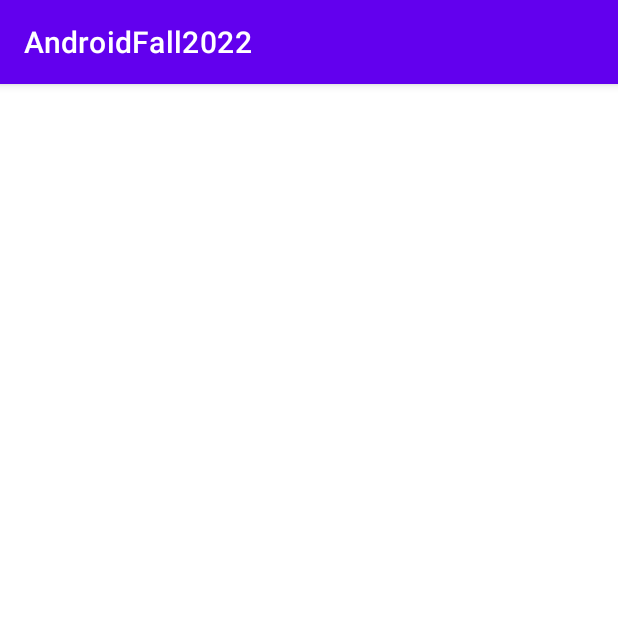
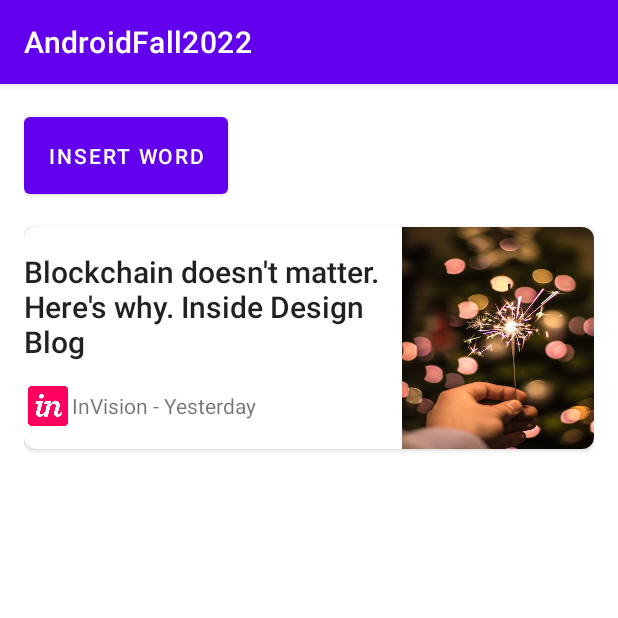
Before and after one commit to AlexandruPaul21/AndroidFall2022-Google, an Android app: the screen it shows after launch (StorageActivity), after a tap on "STORAGE", on a phone screen of 412 x 824 dp, the top half of it. Run offline under Robolectric (Android 15) with nearby library versions, the phone set to English and light mode, and no system bars; our stand-ins replace Room's generated code.

Commit message:
Card view

```diff
--- a/app/build.gradle
+++ b/app/build.gradle
@@ -32,6 +32,8 @@ android {
 }
 
 dependencies {
+    implementation "androidx.room:room-runtime:2.4.0-alpha03"
+    annotationProcessor "androidx.room:room-compiler:2.4.0-alpha03"
 
     implementation 'androidx.appcompat:appcompat:1.4.1'
     implementation 'com.google.android.material:material:1.5.0'
--- a/app/src/main/java/com/alexsirbu/androidfall2022/storage/StorageActivity.java
+++ b/app/src/main/java/com/alexsirbu/androidfall2022/storage/StorageActivity.java
@@ -1,11 +1,16 @@
 package com.alexsirbu.androidfall2022.storage;
 
 import android.os.Bundle;
-import android.widget.Toast;
+import android.util.Log;
+import android.widget.Button;
 
 import androidx.appcompat.app.AppCompatActivity;
+import androidx.lifecycle.Observer;
+import androidx.lifecycle.ViewModelProvider;
 
 import com.alexsirbu.androidfall2022.R;
+
+import java.util.List;
 
 public class StorageActivity extends AppCompatActivity {
 
@@ -14,12 +19,34 @@ public class StorageActivity extends AppCompatActivity {
     protected static final String COLOR = "color";
     protected static final String SLIDES = "slides";
 
+    private WordViewModel wordViewModel;
+
+    private Button buttonInsertWord;
+
     @Override
     protected void onCreate(Bundle savedInstanceState) {
         super.onCreate(savedInstanceState);
         setContentView(R.layout.activity_storage);
 
         useSharedPreferences();
+
+        buttonInsertWord = findViewById(R.id.buttonInsertWord);
+
+        wordViewModel = new ViewModelProvider(this).get(WordViewModel.class);
+        wordViewModel.getWords().observe(this, new Observer<List<Word>>() {
+            @Override
+            public void onChanged(List<Word> words) {
+                Log.e(TAG, words.toString());
+            }
+        });
+
+        insertNewWords();
+    }
+
+    private void insertNewWords() {
+        buttonInsertWord.setOnClickListener(view -> {
+            wordViewModel.insert(new Word("android " + System.currentTimeMillis()));
+        });
     }
 
     private void useSharedPreferences() {
@@ -29,13 +56,14 @@ public class StorageActivity extends AppCompatActivity {
 
         //get values
         String valueColor = ApplicationData.getStringValueFromSharedPreferences(StorageActivity.this, COLOR);
-        Toast.makeText(StorageActivity.this, valueColor, Toast.LENGTH_LONG).show();
+        //Toast.makeText(StorageActivity.this, valueColor, Toast.LENGTH_LONG).show();
 
         int valuesSlides = ApplicationData.getIntValueFromSharedPreferences(StorageActivity.this, SLIDES);
-        Toast.makeText(StorageActivity.this, valuesSlides + "", Toast.LENGTH_LONG).show();
+        //Toast.makeText(StorageActivity.this, valuesSlides + "", Toast.LENGTH_LONG).show();
 
         //delete
         ApplicationData.deleteAllValuesFromSharedPreferences(StorageActivity.this);
+        Log.wtf(TAG, "It is gone :'(");
 
     }
 }
--- /dev/null
+++ b/app/src/main/java/com/alexsirbu/androidfall2022/storage/Word.java
@@ -0,0 +1,32 @@
+package com.alexsirbu.androidfall2022.storage;
+
+import androidx.room.ColumnInfo;
+import androidx.room.Entity;
+import androidx.room.PrimaryKey;
+
+import org.jetbrains.annotations.NotNull;
+
+@Entity(tableName = "word")
+public class Word {
+
+    @PrimaryKey
+    @NotNull
+    @ColumnInfo(name = "word")
+    private String theWord;
+
+    public Word(@NotNull String theWord) {
+        this.theWord = theWord;
+    }
+
+    @NotNull
+    public String getTheWord() {
+        return theWord;
+    }
+
+    @Override
+    public String toString() {
+        return "Word{" +
+                "theWord='" + theWord + '\'' +
+                '}';
+    }
+}
--- /dev/null
+++ b/app/src/main/java/com/alexsirbu/androidfall2022/storage/WordDao.java
@@ -0,0 +1,19 @@
+package com.alexsirbu.androidfall2022.storage;
+
+import androidx.lifecycle.LiveData;
+import androidx.room.Dao;
+import androidx.room.Insert;
+import androidx.room.OnConflictStrategy;
+import androidx.room.Query;
+
+import java.util.List;
+
+@Dao
+public interface WordDao {
+
+    @Insert(onConflict = OnConflictStrategy.IGNORE)
+    void insert(Word word);
+
+    @Query("SELECT * FROM word ORDER BY word ASC")
+    LiveData<List<Word>> getWords();
+}
--- /dev/null
+++ b/app/src/main/java/com/alexsirbu/androidfall2022/storage/WordRepository.java
@@ -0,0 +1,28 @@
+package com.alexsirbu.androidfall2022.storage;
+
+import android.app.Application;
+
+import androidx.lifecycle.LiveData;
+
+import java.util.List;
+
+public class WordRepository {
+    private WordDao wordDao;
+    private LiveData<List<Word>> words;
+
+    WordRepository(Application application) {
+        WordRoomDatabase wordRoomDatabase = WordRoomDatabase.getDatabase(application);
+        wordDao = wordRoomDatabase.wordDao();
+        words = wordDao.getWords();
+    }
+
+    void insert(Word word) {
+        WordRoomDatabase.databaseWriterExecutor.execute(() -> {
+            wordDao.insert(word);
+        });
+    }
+
+    LiveData<List<Word>> getWords() {
+        return words;
+    }
+}
--- /dev/null
+++ b/app/src/main/java/com/alexsirbu/androidfall2022/storage/WordRoomDatabase.java
@@ -0,0 +1,30 @@
+package com.alexsirbu.androidfall2022.storage;
+
+import android.content.Context;
+
+import androidx.room.Database;
+import androidx.room.Room;
+import androidx.room.RoomDatabase;
+
+import java.util.concurrent.ExecutorService;
+import java.util.concurrent.Executors;
+
+@Database(entities = {Word.class}, version = 1)
+public abstract class WordRoomDatabase extends RoomDatabase {
+
+    public abstract WordDao wordDao();
+
+    private static WordRoomDatabase INSTANCE;
+
+    static WordRoomDatabase getDatabase(Context context) {
+        if (INSTANCE == null) {
+            INSTANCE = Room.databaseBuilder(context.getApplicationContext(),
+                WordRoomDatabase.class,
+                "word_database").build();
+        }
+        return INSTANCE;
+    }
+
+    static final ExecutorService databaseWriterExecutor = Executors.newFixedThreadPool(4);
+
+}
--- /dev/null
+++ b/app/src/main/java/com/alexsirbu/androidfall2022/storage/WordViewModel.java
@@ -0,0 +1,29 @@
+package com.alexsirbu.androidfall2022.storage;
+
+import android.app.Application;
+
+import androidx.annotation.NonNull;
+import androidx.lifecycle.AndroidViewModel;
+import androidx.lifecycle.LiveData;
+
+import java.util.List;
+
+public class WordViewModel extends AndroidViewModel {
+    private WordRepository wordRepository;
+    private LiveData<List<Word>> words;
+
+    public WordViewModel(@NonNull Application application) {
+        super(application);
+        wordRepository = new WordRepository(application);
+        words = wordRepository.getWords();
+    }
+
+    void insert(Word word) {
+        wordRepository.insert(word);
+    }
+
+    LiveData<List<Word>> getWords() {
+        return words;
+    }
+
+}
--- a/app/src/main/res/layout/activity_storage.xml
+++ b/app/src/main/res/layout/activity_storage.xml
@@ -1,9 +1,80 @@
 <?xml version="1.0" encoding="utf-8"?>
-<androidx.constraintlayout.widget.ConstraintLayout xmlns:android="http://schemas.android.com/apk/res/android"
+<LinearLayout xmlns:android="http://schemas.android.com/apk/res/android"
     xmlns:app="http://schemas.android.com/apk/res-auto"
     xmlns:tools="http://schemas.android.com/tools"
+    android:orientation="vertical"
     android:layout_width="match_parent"
     android:layout_height="match_parent"
+    android:layout_margin="16dp"
     tools:context=".storage.StorageActivity">
 
-</androidx.constraintlayout.widget.ConstraintLayout>
+    <Button
+        android:id="@+id/buttonInsertWord"
+        android:layout_width="wrap_content"
+        android:layout_height="wrap_content"
+        android:text="@string/insert_word"
+        app:layout_constraintEnd_toEndOf="parent"
+        app:layout_constraintStart_toStartOf="parent"
+        android:padding="@dimen/activity_horizontal_margin"
+        app:layout_constraintTop_toTopOf="parent" />
+
+    <androidx.cardview.widget.CardView
+        android:layout_width="match_parent"
+        android:layout_height="148dp"
+        android:layout_marginTop="16dp"
+        app:cardCornerRadius="8dp">
+
+        <androidx.constraintlayout.widget.ConstraintLayout
+            android:layout_width="match_parent"
+            android:layout_height="match_parent">
+
+            <TextView
+                android:id="@+id/textView"
+                android:layout_width="0dp"
+                android:layout_height="wrap_content"
+                android:layout_marginTop="16dp"
+                android:text="Blockchain doesn't matter. Here's why. Inside Design Blog"
+                android:textAppearance="@style/TextAppearance.AppCompat.Title"
+                app:layout_constraintEnd_toStartOf="@+id/imageView"
+                app:layout_constraintStart_toStartOf="parent"
+                app:layout_constraintTop_toTopOf="parent" />
+
+            <ImageView
+                android:id="@+id/imageView"
+                android:layout_width="128dp"
+                android:layout_height="match_parent"
+                android:layout_gravity="end"
+                android:background="@drawable/poster_sparkling"
+                android:scaleType="center"
+                app:layout_constraintEnd_toEndOf="parent"
+                app:layout_constraintStart_toEndOf="@+id/textView"
+                app:layout_constraintTop_toTopOf="parent" />
+
+            <ImageView
+                android:id="@+id/imageView2"
+                android:layout_width="32dp"
+                android:layout_height="32dp"
+                android:layout_marginTop="16dp"
+                android:layout_marginBottom="16dp"
+                android:src="@drawable/invision"
+                app:layout_constraintBottom_toBottomOf="parent"
+                app:layout_constraintEnd_toStartOf="@+id/textView2"
+                app:layout_constraintHorizontal_bias="0.5"
+                app:layout_constraintStart_toStartOf="parent"
+                app:layout_constraintTop_toBottomOf="@+id/textView" />
+
+            <TextView
+                android:id="@+id/textView2"
+                android:layout_width="0dp"
+                android:layout_height="wrap_content"
+                android:elevation="8dp"
+                android:text="@string/invision_yesterday"
+                app:layout_constraintBottom_toBottomOf="@+id/imageView2"
+                app:layout_constraintEnd_toStartOf="@+id/imageView"
+                app:layout_constraintHorizontal_bias="0.5"
+                app:layout_constraintStart_toEndOf="@+id/imageView2"
+                app:layout_constraintTop_toTopOf="@+id/imageView2" />
+
+        </androidx.constraintlayout.widget.ConstraintLayout>
+    </androidx.cardview.widget.CardView>
+</LinearLayout>
--- a/app/src/main/res/layout/fragment_home.xml
+++ b/app/src/main/res/layout/fragment_home.xml
@@ -14,5 +14,6 @@
         app:layout_constraintBottom_toBottomOf="parent"
         app:layout_constraintEnd_toEndOf="parent"
         app:layout_constraintStart_toStartOf="parent"
-        app:layout_constraintTop_toTopOf="parent" />
+        app:layout_constraintTop_toTopOf="parent"
+        app:layout_constraintVertical_bias="0.0" />
 </androidx.constraintlayout.widget.ConstraintLayout>
--- a/app/src/main/res/values/strings.xml
+++ b/app/src/main/res/values/strings.xml
@@ -43,4 +43,6 @@
     <string name="menu_slideshow">Slideshow</string>
     <string name="open_navigation_activity">Open navigation activity</string>
     <string name="storage">Storage</string>
+    <string name="insert_word">Insert word</string>
+    <string name="invision_yesterday">InVision - Yesterday</string>
 </resources>
```
Also changed, not shown: app/src/main/res/drawable/invision.png (added), app/src/main/res/drawable/poster_sparkling.jpg (added).
